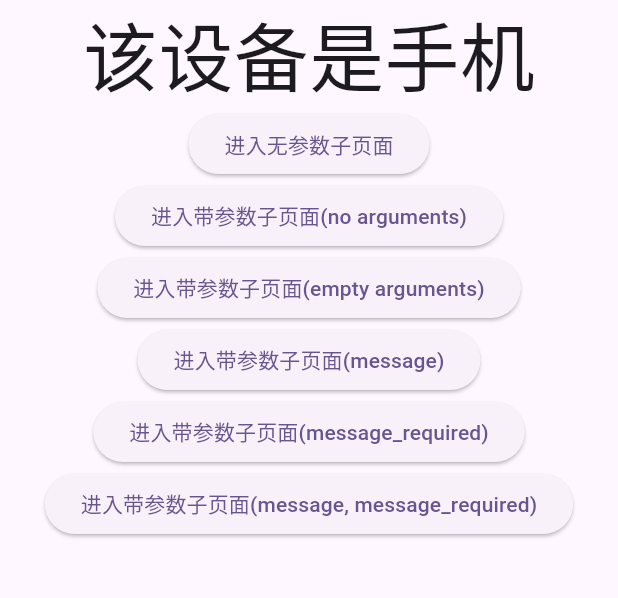
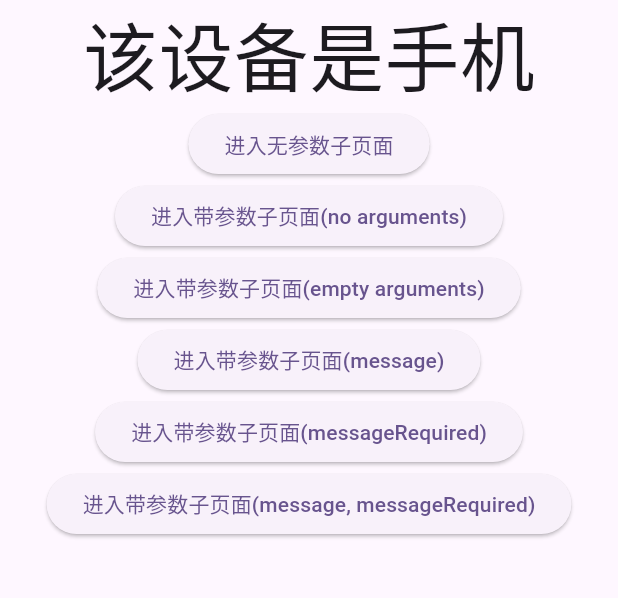
Before and after one commit to shenyan233/flutter_template, a Flutter app: the screen it shows after launch, on a phone screen of 412 x 824 dp, the part 108-706 px from its top. Run offline on Flutter 3.47's test engine with Material 3 defaults, Android fonts, the phone set to English and light mode, and no system bars; our stand-ins replace fluttertoast, shared_preferences, sqflite; accounts and stored records are empty.

```diff
--- a/lib/page/components/check_args.dart
+++ b/lib/page/components/check_args.dart
@@ -1,3 +1,7 @@
+bool checkInit(){
+  return true;
+}
+
 mixin CheckArgs {
   Map checkArgs(Map? args) {
     args ??= {};
--- a/lib/page/home_page.dart
+++ b/lib/page/home_page.dart
@@ -66,19 +66,19 @@ class _HomePageState extends State<HomePage> {
             ElevatedButton(
               onPressed: () {
                 delegate.pushRoute(name: '/subpage_args', arguments: {
-                  'urlRequest': {'message_required': '必须信息'},
+                  'urlRequest': {'messageRequired': '必须信息'},
                 });
               },
-              child: const Text('进入带参数子页面(message_required)'),
+              child: const Text('进入带参数子页面(messageRequired)'),
             ),
             ElevatedButton(
               onPressed: () {
                 delegate.pushRoute(name: '/subpage_args', arguments: {
-                  'urlRequest': {'message_required': '必须信息'},
+                  'urlRequest': {'messageRequired': '必须信息'},
                   'message': '传递的信息'
                 });
               },
-              child: const Text('进入带参数子页面(message, message_required)'),
+              child: const Text('进入带参数子页面(message, messageRequired)'),
             ),
           ],
         ),
```
Also changed, not shown: lib/page/init_page.dart (+18 -14 lines), lib/page/subpage_args.dart (+21 -11 lines).
